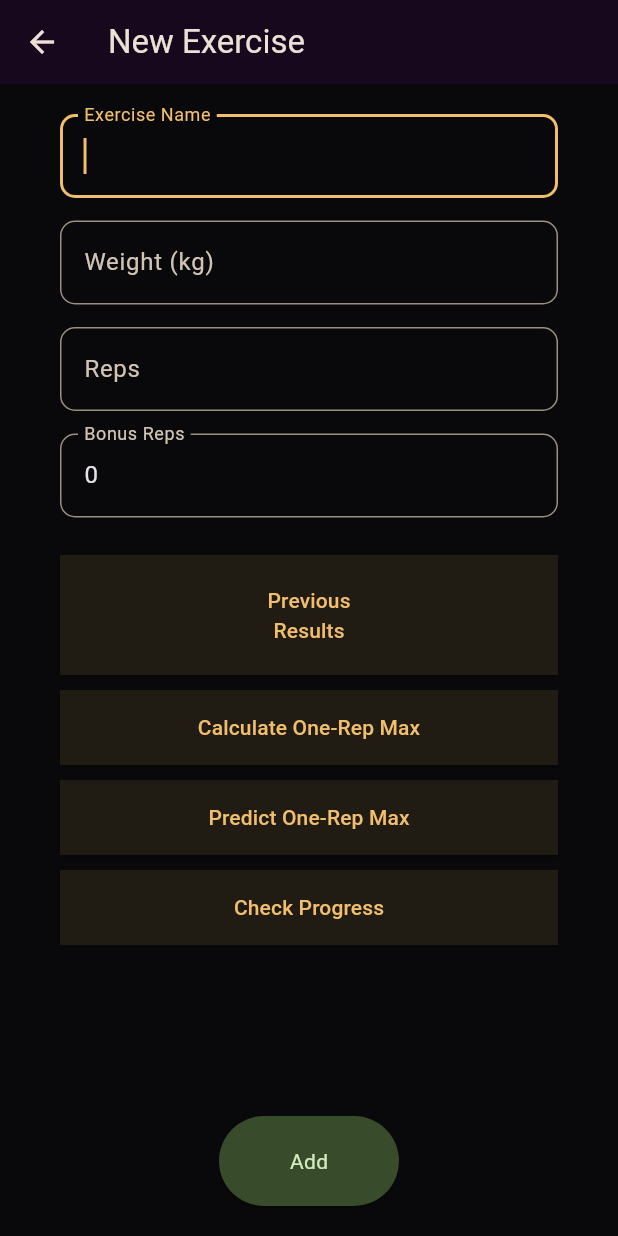
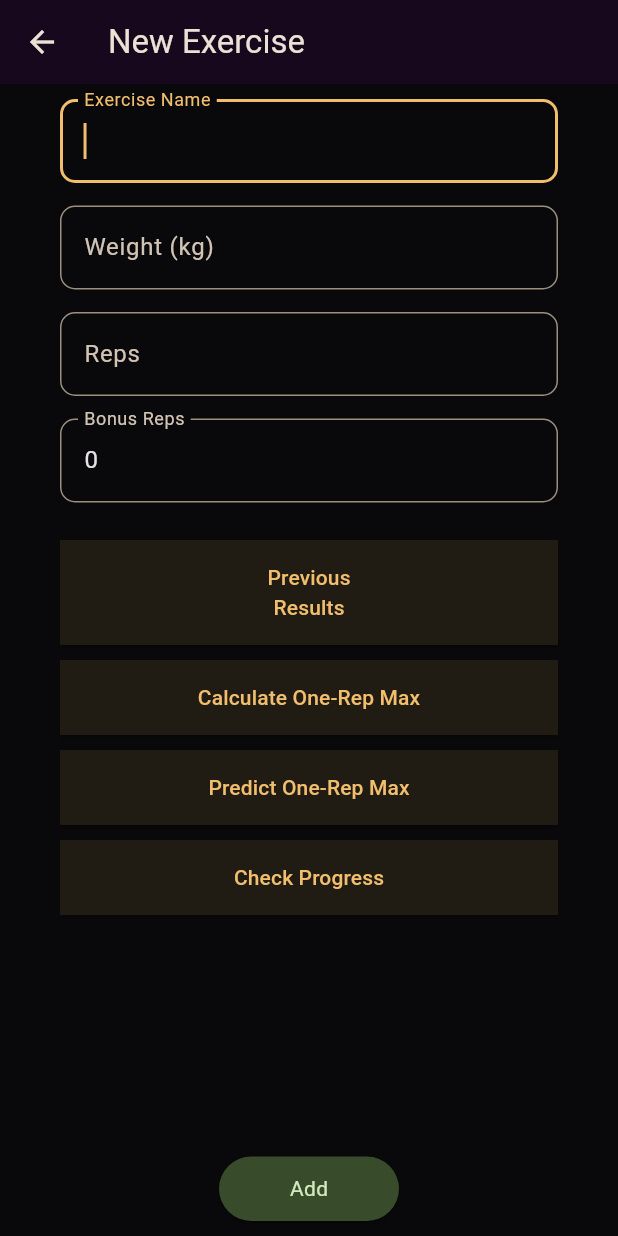
Before and after one commit to IgnacyBerent/Flutter-Workout_App, a Flutter app: the NewExercise screen opened directly, on a phone screen of 412 x 824 dp. Run offline on Flutter 3.47's test engine with Material 3 defaults, Android fonts, the phone set to English and light mode, and no system bars; drawn by our look-alikes of flutter_typeahead; our stand-ins replace cloud_firestore, firebase_auth, firebase_core; accounts and stored records are empty; generated files the repository leaves out were written again.

Commit message:
Bugfixing size overflow

```diff
--- a/lib/screens/new_exercise.dart
+++ b/lib/screens/new_exercise.dart
@@ -47,7 +47,7 @@ class _NewExerciseState extends State<NewExercise> {
         title: const Text('New Exercise'),
       ),
       body: Padding(
-        padding: const EdgeInsets.symmetric(horizontal: 40, vertical: 20),
+        padding: const EdgeInsets.symmetric(horizontal: 40, vertical: 10),
         child: Form(
           key: _formKey,
           child: Column(
@@ -157,7 +157,7 @@ class _NewExerciseState extends State<NewExercise> {
               ),
               const SizedBox(height: 25),
               SizedBox(
-                height: 80,
+                height: 70,
                 width: double.infinity,
                 child: ElevatedButton(
                   onPressed: () {},
@@ -228,7 +228,7 @@ class _NewExerciseState extends State<NewExercise> {
               const Spacer(),
               SizedBox(
                 width: 120,
-                height: 60,
+                height: 43,
                 child: ElevatedButton(
                   onPressed: _isLoading ? null : _addExercise,
                   style: ElevatedButton.styleFrom(
```
